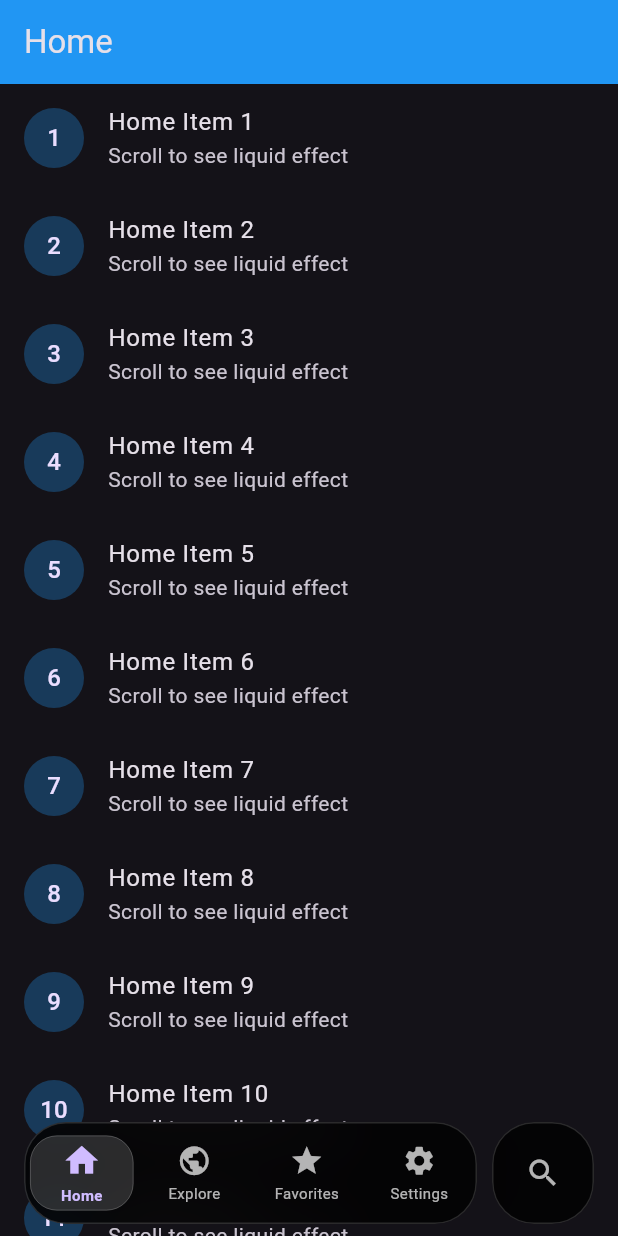
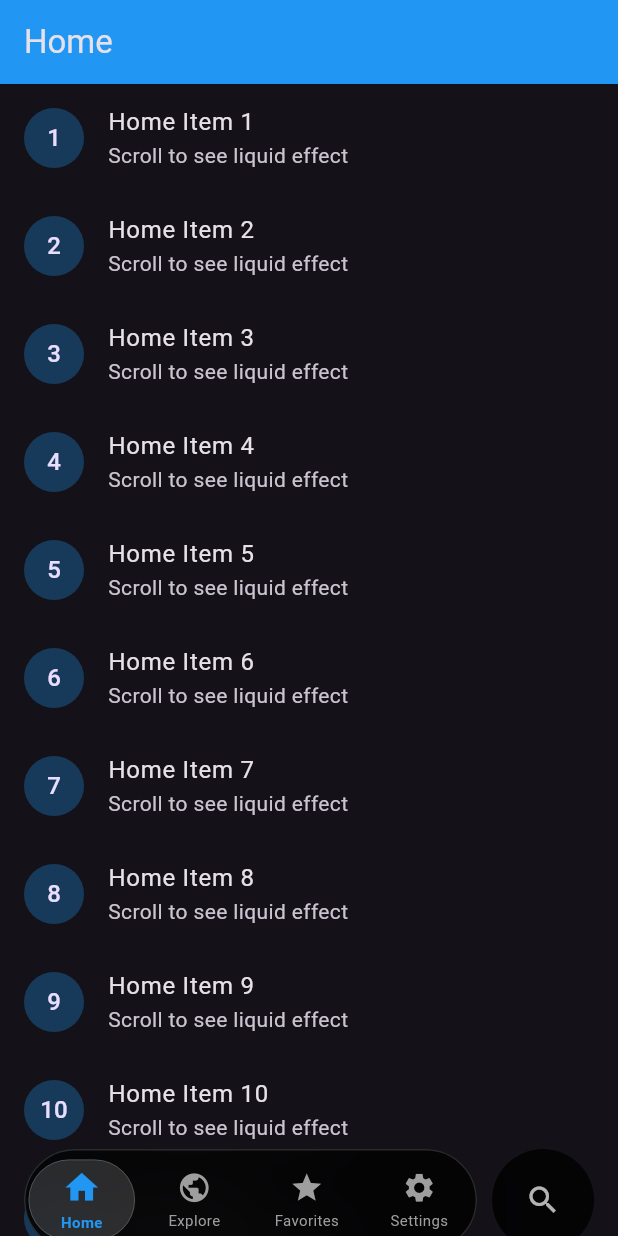
Before and after one commit to mesutissever/liquid_tabbar_minimize, a Flutter app: the screen it shows after launch, on a phone screen of 412 x 824 dp. Run offline on Flutter 3.47's test engine with Material 3 defaults, Android fonts, the phone set to English and light mode, and no system bars; our stand-ins replace plugin_platform_interface.

Commit message:
Enhance LiquidBottomNavigationBar with customizable selected and unselected item colors, and update SwiftUI integration for selected color handling.

```diff
--- a/example/lib/main.dart
+++ b/example/lib/main.dart
@@ -67,7 +67,6 @@ class _HomePageState extends State<HomePage> {
           _buildPage('Explore', Colors.green),
           _buildPage('Favorites', Colors.orange),
           _buildPage('Settings', Colors.purple),
-          // Action button için 5. sayfa
           Center(
             child: Column(
               mainAxisAlignment: MainAxisAlignment.center,
@@ -109,10 +108,11 @@ class _HomePageState extends State<HomePage> {
         actionIcon: (const Icon(Icons.search), 'magnifyingglass'),
         onActionTap: () {
           debugPrint('Search tapped!');
-          setState(() => _selectedIndex = 4); // 5. sayfaya git
+          setState(() => _selectedIndex = 4);
         },
+        selectedItemColor: Colors.blue, // Özel renk
+        unselectedItemColor: Colors.grey, // Özel renk
         height: 68,
-        bottomPadding: 8,
       ),
     );
   }
--- a/lib/src/liquid_bottom_navigation_bar.dart
+++ b/lib/src/liquid_bottom_navigation_bar.dart
@@ -15,9 +15,10 @@ class LiquidBottomNavigationBar extends StatefulWidget {
   final (Icon, String)? actionIcon; // (Custom Icon, Native SF Symbol)
   final VoidCallback? onActionTap;
   final double height;
-  final double bottomPadding;
   final String Function(IconData)? sfSymbolMapper;
   final ValueChanged<bool>? onNativeDetected;
+  final Color? selectedItemColor; // Seçili tab rengi
+  final Color? unselectedItemColor; // Seçili olmayan tab rengi
 
   const LiquidBottomNavigationBar({
     super.key,
@@ -29,9 +30,10 @@ class LiquidBottomNavigationBar extends StatefulWidget {
     this.actionIcon, // (Icon(Icons.search), 'magnifyingglass')
     this.onActionTap,
     this.height = 68,
-    this.bottomPadding = 8,
     this.sfSymbolMapper,
     this.onNativeDetected,
+    this.selectedItemColor, // null ise theme.colorScheme.primary
+    this.unselectedItemColor, // null ise grey
   }) : assert(items.length >= 2 && items.length <= 5),
        assert(items.length == pages.length);
 
@@ -81,6 +83,7 @@ class _LiquidBottomNavigationBarState extends State<LiquidBottomNavigationBar> {
 
     // iOS 26+ Native
     if (_useNative && Platform.isIOS) {
+      final theme = Theme.of(context);
       final liquidItems = List.generate(widget.items.length, (i) {
         final item = widget.items[i];
         final iconData = (item.icon as Icon).icon!;
@@ -94,6 +97,8 @@ class _LiquidBottomNavigationBarState extends State<LiquidBottomNavigationBar> {
       });
 
       final actionSFSymbol = widget.actionIcon?.$2 ?? 'magnifyingglass';
+      final selectedColor =
+          widget.selectedItemColor ?? theme.colorScheme.primary;
 
       return UiKitView(
         viewType: 'liquid_tabbar_minimize/swiftui_tabbar',
@@ -104,6 +109,8 @@ class _LiquidBottomNavigationBarState extends State<LiquidBottomNavigationBar> {
           'enableActionTab': widget.showActionButton,
           'actionSymbol': actionSFSymbol,
           'nativeData': liquidItems.map((e) => e.nativeData ?? []).toList(),
+          'selectedColorHex':
+              '#${selectedColor.value.toRadixString(16).padLeft(8, '0')}',
         },
         creationParamsCodec: const StandardMessageCodec(),
       );
@@ -118,7 +125,8 @@ class _LiquidBottomNavigationBarState extends State<LiquidBottomNavigationBar> {
       actionIcon: widget.actionIcon?.$1, // Tuple'dan Icon çıkar
       onActionTap: widget.onActionTap,
       height: widget.height,
-      bottomPadding: widget.bottomPadding,
+      selectedItemColor: widget.selectedItemColor,
+      unselectedItemColor: widget.unselectedItemColor,
     );
   }
 }
@@ -131,7 +139,8 @@ class _CustomLiquidBar extends StatefulWidget {
   final Icon? actionIcon;
   final VoidCallback? onActionTap;
   final double height;
-  final double bottomPadding;
+  final Color? selectedItemColor;
+  final Color? unselectedItemColor;
 
   const _CustomLiquidBar({
     required this.currentIndex,
@@ -141,7 +150,8 @@ class _CustomLiquidBar extends StatefulWidget {
     this.actionIcon,
     this.onActionTap,
     required this.height,
-    required this.bottomPadding,
+    this.selectedItemColor,
+    this.unselectedItemColor,
   });
 
   @override
@@ -156,6 +166,12 @@ class _CustomLiquidBarState extends State<_CustomLiquidBar> {
   Widget build(BuildContext context) {
     final theme = Theme.of(context);
     final safeAreaBottom = MediaQuery.of(context).padding.bottom;
+    final selectedColor = widget.selectedItemColor ?? theme.colorScheme.primary;
+    final unselectedColor =
+        widget.unselectedItemColor ??
+        (theme.brightness == Brightness.dark
+            ? Colors.white.withValues(alpha: 0.7)
+            : Colors.black.withValues(alpha: 0.6));
 
     return NotificationListener<ScrollNotification>(
       onNotification: (notification) {
@@ -170,14 +186,14 @@ class _CustomLiquidBarState extends State<_CustomLiquidBar> {
       child: AnimatedContainer(
         duration: const Duration(milliseconds: 250),
         curve: Curves.easeInOut,
-        height:
-            _barOpacity *
-            (widget.height + safeAreaBottom + widget.bottomPadding),
+        height: _barOpacity * (widget.height + safeAreaBottom),
+        child: Transform.translate(
+          offset: const Offset(0, 10),
           child: Padding(
             padding: EdgeInsets.only(
               left: 16,
               right: 16,
-            bottom: safeAreaBottom + widget.bottomPadding,
+              bottom: safeAreaBottom,
             ),
             child: Row(
               children: [
@@ -185,7 +201,7 @@ class _CustomLiquidBarState extends State<_CustomLiquidBar> {
                 Expanded(
                   flex: widget.showActionButton ? 4 : 1,
                   child: ClipRRect(
-                  borderRadius: BorderRadius.circular(28),
+                    borderRadius: BorderRadius.circular(36),
                     child: BackdropFilter(
                       filter: ImageFilter.blur(sigmaX: 20, sigmaY: 20),
                       child: Container(
@@ -196,7 +212,7 @@ class _CustomLiquidBarState extends State<_CustomLiquidBar> {
                                       ? Colors.black.withValues(alpha: 0.5)
                                       : Colors.white.withValues(alpha: 0.7))
                                   .withValues(alpha: 0.8),
-                        borderRadius: BorderRadius.circular(28),
+                          borderRadius: BorderRadius.circular(36),
                           border: Border.all(
                             color: theme.brightness == Brightness.dark
                                 ? Colors.white.withValues(alpha: 0.15)
@@ -216,9 +232,13 @@ class _CustomLiquidBarState extends State<_CustomLiquidBar> {
                                 child: AnimatedContainer(
                                   duration: const Duration(milliseconds: 200),
                                   curve: Curves.easeInOut,
-                                margin: const EdgeInsets.symmetric(
-                                  horizontal: 3,
-                                  vertical: 8,
+                                  margin: EdgeInsets.symmetric(
+                                    horizontal: isSelected
+                                        ? 2
+                                        : 3, // Seçiliyken daha geniş
+                                    vertical: isSelected
+                                        ? 6
+                                        : 8, // Seçiliyken daha yassı
                                   ),
                                   decoration: BoxDecoration(
                                     color: isSelected
@@ -230,7 +250,11 @@ class _CustomLiquidBarState extends State<_CustomLiquidBar> {
                                                   alpha: 0.08,
                                                 ))
                                         : Colors.transparent,
-                                  borderRadius: BorderRadius.circular(18),
+                                    borderRadius: BorderRadius.circular(
+                                      isSelected
+                                          ? 28
+                                          : 36, // Seçiliyken daha az yuvarlak (geoid)
+                                    ),
                                     border: isSelected
                                         ? Border.all(
                                             color:
@@ -253,37 +277,27 @@ class _CustomLiquidBarState extends State<_CustomLiquidBar> {
                                         data: IconThemeData(
                                           size: isSelected ? 26 : 23,
                                           color: isSelected
-                                            ? theme.colorScheme.primary
-                                            : (theme.brightness ==
-                                                      Brightness.dark
-                                                  ? Colors.white.withValues(
-                                                      alpha: 0.7,
-                                                    )
-                                                  : Colors.black.withValues(
-                                                      alpha: 0.6,
-                                                    )),
+                                              ? selectedColor
+                                              : unselectedColor,
                                         ),
                                         child: item.icon,
                                       ),
                                       if (item.label != null) ...[
                                         const SizedBox(height: 3),
-                                      Text(
+                                        Flexible(
+                                          child: Text(
                                             item.label!,
+                                            maxLines: 1,
+                                            overflow: TextOverflow.ellipsis,
                                             style: TextStyle(
                                               fontSize: 10,
                                               fontWeight: isSelected
                                                   ? FontWeight.w600
                                                   : FontWeight.normal,
                                               color: isSelected
-                                              ? theme.colorScheme.primary
-                                              : (theme.brightness ==
-                                                        Brightness.dark
-                                                    ? Colors.white.withValues(
-                                                        alpha: 0.7,
-                                                      )
-                                                    : Colors.black.withValues(
-                                                        alpha: 0.6,
-                                                      )),
+                                                  ? selectedColor
+                                                  : unselectedColor,
+                                            ),
                                           ),
                                         ),
                                       ],
@@ -305,7 +319,7 @@ class _CustomLiquidBarState extends State<_CustomLiquidBar> {
                   GestureDetector(
                     onTap: widget.onActionTap,
                     child: ClipRRect(
-                    borderRadius: BorderRadius.circular(28),
+                      borderRadius: BorderRadius.circular(36), // Daha oval
                       child: BackdropFilter(
                         filter: ImageFilter.blur(sigmaX: 20, sigmaY: 20),
                         child: Container(
@@ -317,13 +331,6 @@ class _CustomLiquidBarState extends State<_CustomLiquidBar> {
                                         ? Colors.black.withValues(alpha: 0.5)
                                         : Colors.white.withValues(alpha: 0.7))
                                     .withValues(alpha: 0.8),
-                          borderRadius: BorderRadius.circular(28),
-                          border: Border.all(
-                            color: theme.brightness == Brightness.dark
-                                ? Colors.white.withValues(alpha: 0.15)
-                                : Colors.black.withValues(alpha: 0.08),
-                            width: 1,
-                          ),
                           ),
                           child: IconTheme(
                             data: IconThemeData(
@@ -332,7 +339,8 @@ class _CustomLiquidBarState extends State<_CustomLiquidBar> {
                                   ? Colors.white.withValues(alpha: 0.7)
                                   : Colors.black.withValues(alpha: 0.6),
                             ),
-                          child: widget.actionIcon ?? const Icon(Icons.search),
+                            child:
+                                widget.actionIcon ?? const Icon(Icons.search),
                           ),
                         ),
                       ),
@@ -340,6 +348,7 @@ class _CustomLiquidBarState extends State<_CustomLiquidBar> {
                   ),
                 ],
               ],
+            ),
           ),
         ),
       ),
```
Also changed, not shown: 3 other files. Lines whose indentation alone changed are shown as unchanged.
